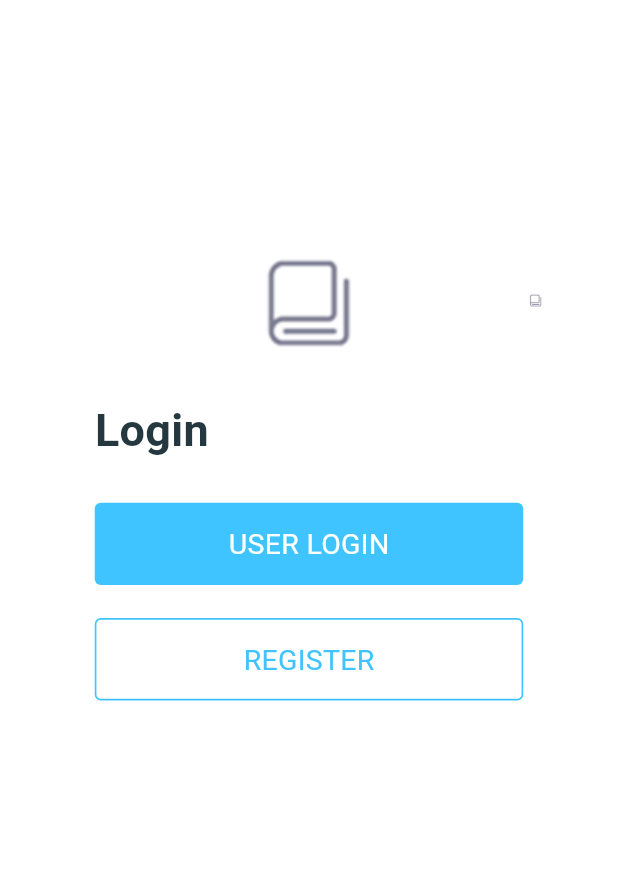
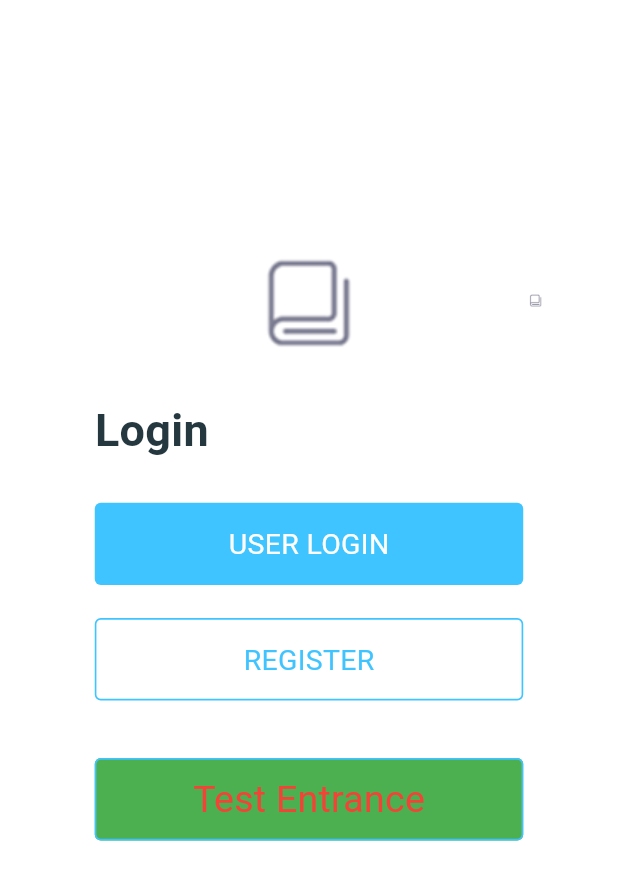
Before and after one commit to circleTreeF/2020_GRP_Team17, a Flutter app: the screen it shows after launch, on a phone screen of 412 x 824 dp. Shown: the top 880 px of the screen. Run offline on Flutter 3.47's test engine with Material 2 defaults, Android fonts, the phone set to English and light mode, and no system bars; our stand-ins replace csv, flutter_screenutil, geolocator, sensors; missing offline and left inert: scidart; generated files the repository leaves out were written again.

Commit message:
feat(login_init): test entrance opened

```diff
--- a/flutter_app/lib/login/login_init.dart
+++ b/flutter_app/lib/login/login_init.dart
@@ -3,6 +3,8 @@
 import 'package:flutter_app/base.dart';
 import 'package:flutter/material.dart';
 import 'package:flutter_screenutil/flutter_screenutil.dart';
+
+import '../navigation_home_screen.dart';
 
 class LoginInitPage  extends StatefulWidget  {
   LoginInitPage({Key key}) : super(key: key);
@@ -141,6 +143,39 @@ class _LoginInitPageState extends State<LoginInitPage> with Base{
                             ),
                           ),
                         ),
+                        Padding(
+                          padding: EdgeInsets.only(top: dp(20), bottom: dp(15)),
+                          child: RawMaterialButton (
+                            fillColor: Colors.green,
+                            elevation: 0,
+                            highlightElevation: 0,
+                            shape: RoundedRectangleBorder(
+                              borderRadius: BorderRadius.all(Radius.circular(4)),
+                            ),
+                            onPressed: () {
+                              Navigator.of(context).push(
+                                  MaterialPageRoute(
+                                      builder: (context)=>NavigationHomeScreen()
+                                  )
+                              );
+                            },
+                            child: Container(
+                              height: dp(50),
+                              decoration: BoxDecoration(
+                                borderRadius: BorderRadius.all(Radius.circular(4)),
+                                border: Border.all(width: dp(1), color: Colors.lightBlueAccent),
+                              ),
+                              child: Center(
+                                child: Text('Test Entrance',
+                                  style: TextStyle(
+                                    color: Colors.red,
+                                    fontSize: 25,
+                                  ),
+                                ),
+                              ),
+                            ),
+                          ),
+                        ),
 
                       ],
                     ),
```
